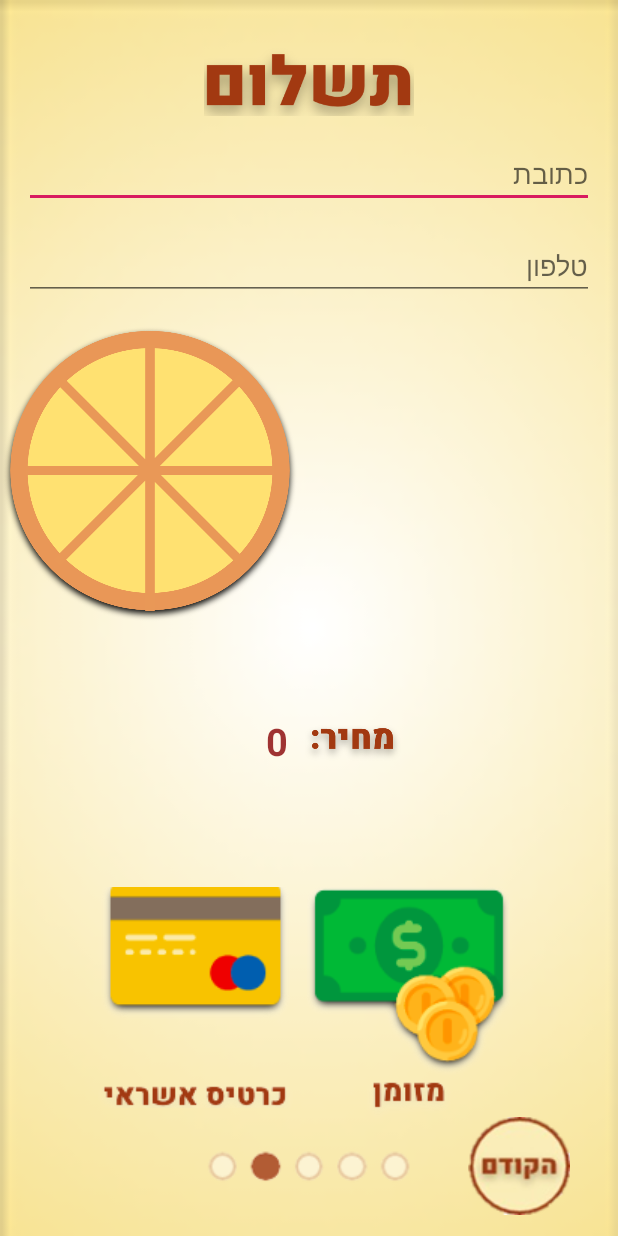
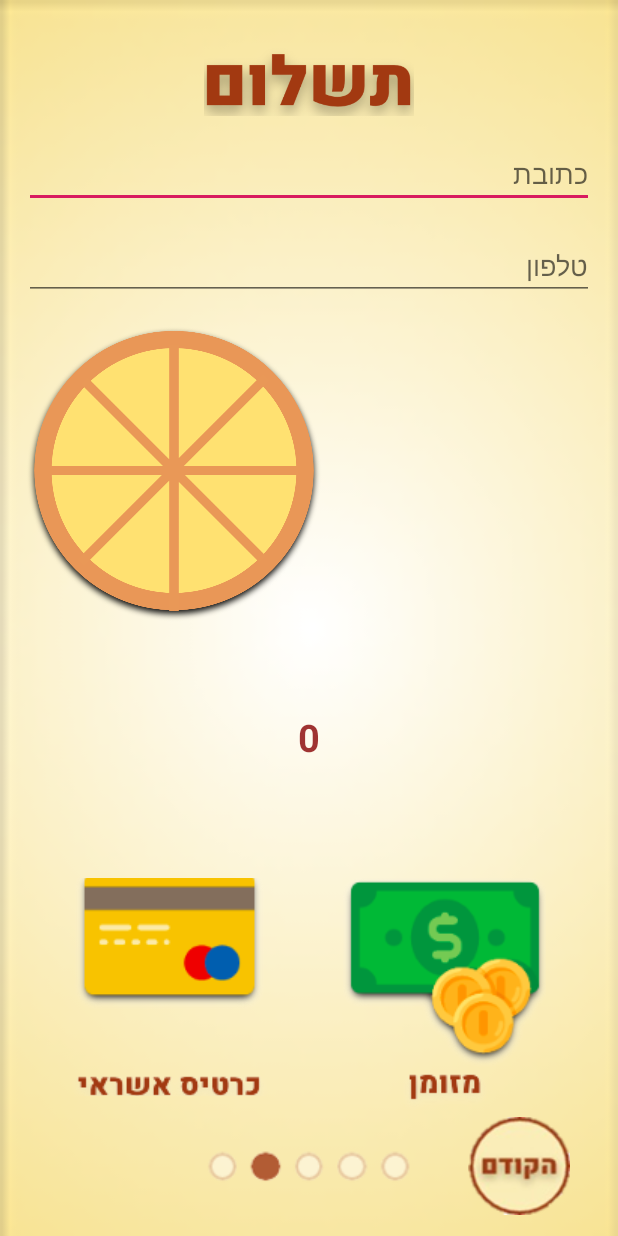
Before and after one commit to baraksw/PizzApp, an Android app: the CustomerDetails screen opened directly, with no data from a screen before it, on a phone screen of 412 x 824 dp. Run offline under Robolectric (Android 15) with nearby library versions, the phone set to English and light mode, and no system bars.

Commit message:
final changes in xml's

```diff
--- a/app/src/main/java/com/example/pizzapp/CustomerDetails.java
+++ b/app/src/main/java/com/example/pizzapp/CustomerDetails.java
@@ -70,16 +70,16 @@ public class CustomerDetails extends AppCompatActivity {
         pineapple_visible = intent.getIntExtra(Drinks.PINEAPPLEVISIBLE, 0);
         drink_type = intent.getIntExtra(Drinks.DRINKTYPE, 4);
 
-        mushrooms_image_r = findViewById(R.id.mushrooms_r);
-        mushrooms_image_l = findViewById(R.id.mushrooms_l);
-        olives_image_r = findViewById(R.id.olives_r);
-        olives_image_l = findViewById(R.id.olives_l);
-        onion_image_r = findViewById(R.id.onion_r);
-        onion_image_l = findViewById(R.id.onion_l);
-        tomato_image_r = findViewById(R.id.tomato_r);
-        tomato_image_l = findViewById(R.id.tomato_l);
-        pineapple_image_r = findViewById(R.id.pineapple_r);
-        pineapple_image_l = findViewById(R.id.pineapple_l);
+        mushrooms_image_r = findViewById(R.id.mushrooms_rightHalf);
+        mushrooms_image_l = findViewById(R.id.mushrooms_leftHalf);
+        olives_image_r = findViewById(R.id.olives_rightHalf);
+        olives_image_l = findViewById(R.id.olives_leftHalf);
+        onion_image_r = findViewById(R.id.onion_rightHalf);
+        onion_image_l = findViewById(R.id.onion_leftHalf);
+        tomato_image_r = findViewById(R.id.tomato_rightHalf);
+        tomato_image_l = findViewById(R.id.tomato_leftHalf);
+        pineapple_image_r = findViewById(R.id.pineapple_rightHalf);
+        pineapple_image_l = findViewById(R.id.pineapple_leftHalf);
 
         ImageView cola_view = findViewById(R.id.cola_drink);
         ImageView sprite_view = findViewById(R.id.sprite_drink);
--- a/app/src/main/res/layout/activity_customer_details.xml
+++ b/app/src/main/res/layout/activity_customer_details.xml
@@ -8,8 +8,8 @@
     tools:context=".CustomerDetails">
 
     <ImageView
-        android:id="@+id/payment_headline"
-        android:layout_width="@dimen/headline_width"
+        android:id="@+id/customerDetailsPage_headline"
+        android:layout_width="match_parent"
         android:layout_height="@dimen/headline_height"
         android:layout_marginTop="@dimen/bottom_margin"
         app:layout_constraintEnd_toEndOf="parent"
@@ -26,18 +26,18 @@
         android:background="#00FFFFFF"
         android:contentDescription="@string/next_button_description"
         android:onClick="launchDrinksPagePage"
-        app:layout_constraintBottom_toBottomOf="@+id/dots_image_4"
+        app:layout_constraintBottom_toBottomOf="@+id/dots_level_4"
         app:layout_constraintEnd_toEndOf="parent"
-        app:layout_constraintTop_toTopOf="@+id/dots_image_4"
+        app:layout_constraintTop_toTopOf="@+id/dots_level_4"
         app:srcCompat="@drawable/previous_button" />
 
     <EditText
         android:id="@+id/adress_editText"
-        android:layout_width="0dp"
+        android:layout_width="match_parent"
         android:layout_height="wrap_content"
         android:layout_marginStart="@dimen/left_margin"
         android:layout_marginLeft="@dimen/left_margin"
-        android:layout_marginTop="16dp"
+        android:layout_marginTop="@dimen/closeFromBottom_margin"
         android:layout_marginEnd="@dimen/right_margin"
         android:layout_marginRight="@dimen/right_margin"
         android:ems="10"
@@ -46,11 +46,11 @@
         app:layout_constraintEnd_toEndOf="parent"
         app:layout_constraintHorizontal_bias="0.0"
         app:layout_constraintStart_toStartOf="parent"
-        app:layout_constraintTop_toBottomOf="@+id/payment_headline" />
+        app:layout_constraintTop_toBottomOf="@+id/customerDetailsPage_headline" />
 
     <EditText
         android:id="@+id/phoneNumber_editText"
-        android:layout_width="0dp"
+        android:layout_width="match_parent"
         android:layout_height="wrap_content"
         android:layout_marginStart="@dimen/left_margin"
         android:layout_marginLeft="@dimen/left_margin"
@@ -67,54 +67,44 @@
 
     <ImageView
         android:id="@+id/imageView_pizza"
-        android:layout_width="200dp"
-        android:layout_height="200dp"
-        android:layout_marginTop="16dp"
+        android:layout_width="@dimen/finalPizza_size"
+        android:layout_height="@dimen/finalPizza_size"
+        android:layout_marginStart="@dimen/left_margin"
+        android:layout_marginLeft="@dimen/left_margin"
+        android:layout_marginTop="@dimen/closeFromBottom_margin"
         app:layout_constraintStart_toStartOf="parent"
         app:layout_constraintTop_toBottomOf="@+id/phoneNumber_editText"
         app:srcCompat="@drawable/pizza" />
 
-
-    <ImageView
-        android:id="@+id/second_headline"
-        android:layout_width="86dp"
-        android:layout_height="93dp"
-        android:src="@drawable/price"
-        app:layout_constraintBottom_toBottomOf="@+id/dots_image_4"
-        app:layout_constraintEnd_toEndOf="parent"
-        app:layout_constraintHorizontal_bias="0.588"
-        app:layout_constraintStart_toStartOf="parent"
-        app:layout_constraintTop_toBottomOf="@+id/phoneNumber_editText" />
-
     <ImageButton
         android:id="@+id/creditCard_button"
-        android:layout_width="132dp"
-        android:layout_height="147dp"
-        android:layout_marginStart="64dp"
-        android:layout_marginLeft="64dp"
-        android:layout_marginBottom="24dp"
+        android:layout_width="130dp"
+        android:layout_height="145dp"
+        android:layout_marginStart="@dimen/veryWide_margin"
+        android:layout_marginLeft="@dimen/veryWide_margin"
+        android:layout_marginBottom="@dimen/bottom_margin"
         android:background="#00FFFFFF"
         android:onClick="launchCredit"
-        app:layout_constraintBottom_toTopOf="@+id/dots_image_4"
+        app:layout_constraintBottom_toTopOf="@+id/dots_level_4"
         app:layout_constraintStart_toStartOf="parent"
         app:srcCompat="@drawable/creditcard" />
 
     <ImageButton
         android:id="@+id/cash_button"
         android:layout_width="135dp"
-        android:layout_height="154dp"
-        android:layout_marginEnd="72dp"
-        android:layout_marginRight="72dp"
+        android:layout_height="155dp"
+        android:layout_marginEnd="@dimen/veryWide_margin"
+        android:layout_marginRight="@dimen/veryWide_margin"
         android:background="#00FFFFFF"
         android:onClick="launchLastScreen"
-        app:layout_constraintBottom_toTopOf="@+id/dots_image_4"
+        app:layout_constraintBottom_toBottomOf="@+id/creditCard_button"
         app:layout_constraintEnd_toEndOf="parent"
         app:layout_constraintTop_toTopOf="@+id/creditCard_button"
         app:layout_constraintVertical_bias="0.0"
         app:srcCompat="@drawable/cash" />
 
     <ImageView
-        android:id="@+id/dots_image_4"
+        android:id="@+id/dots_level_4"
         android:layout_width="wrap_content"
         android:layout_height="wrap_content"
         android:layout_marginBottom="@dimen/bottom_margin"
@@ -128,167 +118,167 @@
         android:id="@+id/total_price_text_view"
         android:layout_width="wrap_content"
         android:layout_height="wrap_content"
-        android:text="TextView"
+        android:text=""
         android:textAppearance="@style/TextAppearance.AppCompat.Display1"
         android:textColor="#E8961F1F"
-        android:textSize="25sp"
+        android:textSize="@dimen/priceText_size"
         android:textStyle="bold"
         app:layout_constraintBottom_toTopOf="@+id/creditCard_button"
-        app:layout_constraintEnd_toStartOf="@+id/second_headline"
-        app:layout_constraintTop_toBottomOf="@+id/mushrooms_r" />
+        app:layout_constraintEnd_toEndOf="parent"
+        app:layout_constraintStart_toStartOf="parent"
+        app:layout_constraintTop_toBottomOf="@+id/mushrooms_rightHalf" />
 
     <ImageView
         android:id="@+id/fanta_drink"
-        android:layout_width="72dp"
-        android:layout_height="211dp"
-        app:layout_constraintBottom_toBottomOf="parent"
+        android:layout_width="@dimen/drink_width"
+        android:layout_height="@dimen/drink_height"
+        android:layout_marginEnd="@dimen/wideSize_margin"
+        android:layout_marginRight="@dimen/wideSize_margin"
+        android:visibility="invisible"
+        app:layout_constraintBottom_toBottomOf="@+id/imageView_pizza"
         app:layout_constraintEnd_toEndOf="parent"
-        app:layout_constraintHorizontal_bias="0.691"
-        app:layout_constraintStart_toEndOf="@+id/imageView_pizza"
-        app:layout_constraintTop_toTopOf="parent"
+        app:layout_constraintTop_toTopOf="@+id/imageView_pizza"
         app:layout_constraintVertical_bias="0.413"
-        android:visibility="invisible"
         app:srcCompat="@drawable/fanta_bottle" />
 
     <ImageView
         android:id="@+id/sprite_drink"
-        android:layout_width="81dp"
-        android:layout_height="282dp"
+        android:layout_width="@dimen/drink_width"
+        android:layout_height="@dimen/drink_height"
+        android:layout_marginEnd="@dimen/wideSize_margin"
+        android:layout_marginRight="@dimen/wideSize_margin"
         android:visibility="invisible"
-        app:layout_constraintBottom_toBottomOf="parent"
+        app:layout_constraintBottom_toBottomOf="@+id/imageView_pizza"
         app:layout_constraintEnd_toEndOf="parent"
-        app:layout_constraintHorizontal_bias="0.725"
-        app:layout_constraintStart_toEndOf="@+id/imageView_pizza"
-        app:layout_constraintTop_toTopOf="parent"
+        app:layout_constraintTop_toTopOf="@+id/imageView_pizza"
         app:layout_constraintVertical_bias="0.401"
         app:srcCompat="@drawable/sprite_bottle" />
 
     <ImageView
         android:id="@+id/cola_drink"
-        android:layout_width="82dp"
-        android:layout_height="200dp"
-        android:layout_marginEnd="32dp"
-        android:layout_marginRight="32dp"
+        android:layout_width="@dimen/drink_width"
+        android:layout_height="@dimen/drink_height"
+        android:layout_marginEnd="@dimen/wideSize_margin"
+        android:layout_marginRight="@dimen/wideSize_margin"
+        android:visibility="invisible"
         app:layout_constraintBottom_toBottomOf="@+id/imageView_pizza"
         app:layout_constraintEnd_toEndOf="parent"
-        android:visibility="invisible"
+        app:layout_constraintTop_toTopOf="@+id/imageView_pizza"
         app:srcCompat="@drawable/coke_bottle" />
 
-
     <ImageView
-        android:id="@+id/mushrooms_r"
-        android:layout_width="119dp"
-        android:layout_height="169dp"
+        android:id="@+id/mushrooms_rightHalf"
+        android:layout_width="@dimen/toppingsRightHalfFinal_width"
+        android:layout_height="@dimen/toppingsRightHalfFinal_height"
+        android:src="@drawable/mushroom_r"
         android:visibility="invisible"
-        android:src="@drawable/mushroom_r"
         app:layout_constraintBottom_toBottomOf="@+id/imageView_pizza"
         app:layout_constraintEnd_toEndOf="@+id/imageView_pizza"
         app:layout_constraintTop_toTopOf="@+id/imageView_pizza"
         app:layout_constraintVertical_bias="0.351" />
 
     <ImageView
-        android:id="@+id/mushrooms_l"
-        android:layout_width="103dp"
-        android:layout_height="204dp"
-        android:layout_marginStart="16dp"
-        android:layout_marginLeft="16dp"
+        android:id="@+id/mushrooms_leftHalf"
+        android:layout_width="@dimen/toppingsLeftHalfFinal_width"
+        android:layout_height="@dimen/toppingsLeftHalfFinal_height"
+        android:layout_marginStart="@dimen/left_margin"
+        android:layout_marginLeft="@dimen/left_margin"
+        android:src="@drawable/mushroom_l"
+        android:visibility="invisible"
+        app:layout_constraintBottom_toBottomOf="@+id/imageView_pizza"
+        app:layout_constraintStart_toStartOf="@+id/imageView_pizza"
+        app:layout_constraintTop_toTopOf="@+id/imageView_pizza"
+        app:layout_constraintVertical_bias="1.0" />
+
+    <ImageView
+        android:id="@+id/onion_rightHalf"
+        android:layout_width="@dimen/toppingsRightHalfFinal_width"
+        android:layout_height="@dimen/toppingsRightHalfFinal_height"
+        android:visibility="invisible"
+        app:layout_constraintBottom_toBottomOf="@+id/imageView_pizza"
+        app:layout_constraintEnd_toEndOf="@+id/imageView_pizza"
+        app:layout_constraintTop_toTopOf="@+id/imageView_pizza"
+        app:layout_constraintVertical_bias="0.351"
+        app:srcCompat="@drawable/onion_r" />
+
+    <ImageView
+        android:id="@+id/onion_leftHalf"
+        android:layout_width="@dimen/toppingsLeftHalfFinal_width"
+        android:layout_height="@dimen/toppingsLeftHalfFinal_height"
+        android:layout_marginStart="@dimen/left_margin"
+        android:layout_marginLeft="@dimen/left_margin"
         android:visibility="invisible"
         app:layout_constraintBottom_toBottomOf="@+id/imageView_pizza"
         app:layout_constraintStart_toStartOf="@+id/imageView_pizza"
         app:layout_constraintTop_toTopOf="@+id/imageView_pizza"
         app:layout_constraintVertical_bias="1.0"
-        android:src="@drawable/mushroom_l" />
-
+        app:srcCompat="@drawable/onion_l" />
 
     <ImageView
-        android:id="@+id/onion_r"
-        android:layout_width="119dp"
-        android:layout_height="169dp"
+        android:id="@+id/pineapple_rightHalf"
+        android:layout_width="@dimen/toppingsRightHalfFinal_width"
+        android:layout_height="@dimen/toppingsRightHalfFinal_height"
+        android:visibility="invisible"
         app:layout_constraintBottom_toBottomOf="@+id/imageView_pizza"
         app:layout_constraintEnd_toEndOf="@+id/imageView_pizza"
         app:layout_constraintTop_toTopOf="@+id/imageView_pizza"
         app:layout_constraintVertical_bias="0.351"
-        app:srcCompat="@drawable/onion_r"
-        android:visibility="invisible" />
+        app:srcCompat="@drawable/pineapple_r" />
 
     <ImageView
-        android:id="@+id/onion_l"
-        android:layout_width="103dp"
-        android:layout_height="204dp"
-        android:layout_marginStart="16dp"
-        android:layout_marginLeft="16dp"
+        android:id="@+id/pineapple_leftHalf"
+        android:layout_width="@dimen/toppingsLeftHalfFinal_width"
+        android:layout_height="@dimen/toppingsLeftHalfFinal_height"
+        android:layout_marginStart="@dimen/left_margin"
+        android:layout_marginLeft="@dimen/left_margin"
+        android:visibility="invisible"
         app:layout_constraintBottom_toBottomOf="@+id/imageView_pizza"
         app:layout_constraintStart_toStartOf="@+id/imageView_pizza"
         app:layout_constraintTop_toTopOf="@+id/imageView_pizza"
         app:layout_constraintVertical_bias="1.0"
-        android:visibility="invisible"
-        app:srcCompat="@drawable/onion_l" />
+        app:srcCompat="@drawable/pineapple_l" />
 
     <ImageView
-        android:id="@+id/pineapple_r"
-        android:layout_width="119dp"
-        android:layout_height="169dp"
+        android:id="@+id/tomato_rightHalf"
+        android:layout_width="@dimen/toppingsRightHalfFinal_width"
+        android:layout_height="@dimen/toppingsRightHalfFinal_height"
+        android:visibility="invisible"
         app:layout_constraintBottom_toBottomOf="@+id/imageView_pizza"
         app:layout_constraintEnd_toEndOf="@+id/imageView_pizza"
         app:layout_constraintTop_toTopOf="@+id/imageView_pizza"
         app:layout_constraintVertical_bias="0.351"
-        app:srcCompat="@drawable/pineapple_r"
-        android:visibility="invisible" />
+        app:srcCompat="@drawable/tomato_r" />
 
     <ImageView
-        android:id="@+id/pineapple_l"
-        android:layout_width="103dp"
-        android:layout_height="204dp"
-        android:layout_marginStart="16dp"
-        android:layout_marginLeft="16dp"
+        android:id="@+id/tomato_leftHalf"
+        android:layout_width="@dimen/toppingsLeftHalfFinal_width"
+        android:layout_height="@dimen/toppingsLeftHalfFinal_height"
+        android:layout_marginStart="@dimen/left_margin"
+        android:layout_marginLeft="@dimen/left_margin"
+        android:visibility="invisible"
         app:layout_constraintBottom_toBottomOf="@+id/imageView_pizza"
         app:layout_constraintStart_toStartOf="@+id/imageView_pizza"
         app:layout_constraintTop_toTopOf="@+id/imageView_pizza"
         app:layout_constraintVertical_bias="1.0"
-        app:srcCompat="@drawable/pineapple_l"
-        android:visibility="invisible" />
+        app:srcCompat="@drawable/tomato_l" />
 
     <ImageView
-        android:id="@+id/tomato_r"
-        android:layout_width="119dp"
-        android:layout_height="169dp"
+        android:id="@+id/olives_rightHalf"
+        android:layout_width="@dimen/toppingsRightHalfFinal_width"
+        android:layout_height="@dimen/toppingsRightHalfFinal_height"
+        android:visibility="invisible"
         app:layout_constraintBottom_toBottomOf="@+id/imageView_pizza"
         app:layout_constraintEnd_toEndOf="@+id/imageView_pizza"
         app:layout_constraintTop_toTopOf="@+id/imageView_pizza"
         app:layout_constraintVertical_bias="0.351"
-        android:visibility="invisible"
-        app:srcCompat="@drawable/tomato_r" />
-
-    <ImageView
-        android:id="@+id/tomato_l"
-        android:layout_width="103dp"
-        android:layout_height="204dp"
-        android:layout_marginStart="16dp"
-        android:layout_marginLeft="16dp"
-        app:layout_constraintBottom_toBottomOf="@+id/imageView_pizza"
-        app:layout_constraintStart_toStartOf="@+id/imageView_pizza"
-        app:layout_constraintTop_toTopOf="@+id/imageView_pizza"
-        app:layout_constraintVertical_bias="1.0"
-        android:visibility="invisible"
-        app:srcCompat="@drawable/tomato_l" />
-
-    <ImageView
-        android:id="@+id/olives_r"
-        android:layout_width="119dp"
-        android:layout_height="169dp"
-        app:layout_constraintBottom_toBottomOf="@+id/imageView_pizza"
-        app:layout_constraintEnd_toEndOf="@+id/imageView_pizza"
-        app:layout_constraintTop_toTopOf="@+id/imageView_pizza"
-        app:layout_constraintVertical_bias="0.351"
-        android:visibility="invisible"
         app:srcCompat="@drawable/olives_r" />
 
     <ImageView
-        android:id="@+id/olives_l"
-        android:layout_width="103dp"
-        android:layout_height="204dp"
-        android:layout_marginStart="16dp"
-        android:layout_marginLeft="16dp"
+        android:id="@+id/olives_leftHalf"
+        android:layout_width="@dimen/toppingsLeftHalfFinal_width"
+        android:layout_height="@dimen/toppingsLeftHalfFinal_height"
+        android:layout_marginStart="@dimen/left_margin"
+        android:layout_marginLeft="@dimen/left_margin"
         android:src="@drawable/olives_l"
         android:visibility="invisible"
         app:layout_constraintBottom_toBottomOf="@+id/imageView_pizza"
@@ -296,5 +286,4 @@
         app:layout_constraintTop_toTopOf="@+id/imageView_pizza"
         app:layout_constraintVertical_bias="1.0" />
 
-
 </androidx.constraintlayout.widget.ConstraintLayout>
--- a/app/src/main/res/values/dimens.xml
+++ b/app/src/main/res/values/dimens.xml
@@ -10,12 +10,26 @@
     <dimen name="closeFromBottom_margin">16dp</dimen>
     <dimen name="wideSize_margin">32dp</dimen>
     <dimen name="next_and_previous_button_size">100dp</dimen>
-    <dimen name="headline_width">0dp</dimen>
     <dimen name="bigButton_width">130dp</dimen>
     <dimen name="bigButton_height">150dp</dimen>
     <dimen name="thanksText_size">270dp</dimen>
     <dimen name="motorcycle_size">300dp</dimen>
-    />
-    />
-
+    <dimen name="pizza_imageView_width">320dp</dimen>
+    <dimen name="pizza_imageView_height">355dp</dimen>
+    <dimen name="toppings_horizontalScrollView_width">420dp</dimen>
+    <dimen name="toppings_horizontalScrollView_height">50dp</dimen>
+    <dimen name="toppings_textSize">15sp</dimen>
+    <dimen name="toppingsDeployment_width">80dp</dimen>
+    <dimen name="toppingsDeployment_height">50dp</dimen>
+    <dimen name="toppings_sideMargine">30dp</dimen>
+    <dimen name="priceText_size">25dp</dimen>
+    <dimen name="veryWide_margin">48dp</dimen>
+    <dimen name="finalPizza_size">200dp</dimen>
+    <dimen name="drink_width">70dp</dimen>
+    <dimen name="drink_height">210dp</dimen>
+    <dimen name="toppingsRightHalfFinal_width">120dp</dimen>
+    <dimen name="toppingsRightHalfFinal_height">170dp</dimen>
+    <dimen name="toppingsLeftHalfFinal_width">105dp</dimen>
+    <dimen name="toppingsLeftHalfFinal_height">205dp</dimen>
+    <dimen name="halfScreenEditText_width">180dp</dimen>
 </resources>
```
Also changed, not shown: app/src/main/java/com/example/pizzapp/Toppings.java (+15 -15 lines), app/src/main/res/layout/activity_credit.xml (+45 -45 lines), app/src/main/res/layout/activity_drinks.xml (+11 -15 lines), app/src/main/res/layout/activity_home_page.xml (+12 -20 lines), app/src/main/res/layout/activity_toppings.xml (+118 -134 lines).
